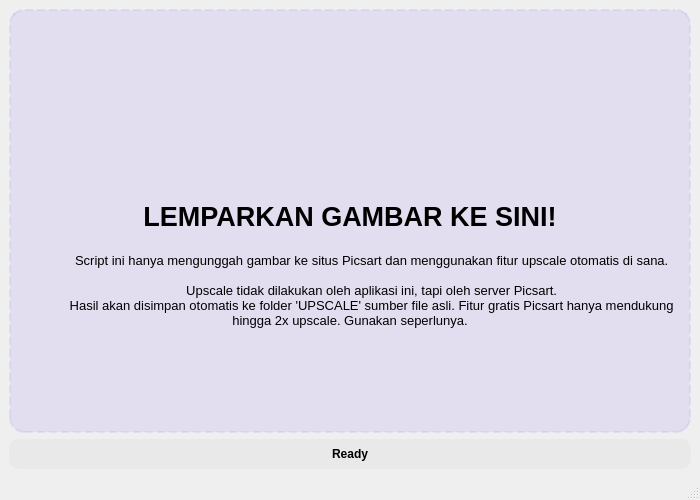
First picture: the form in App/main_window.ui, repository mudrikam/SotongHD, before the edit.
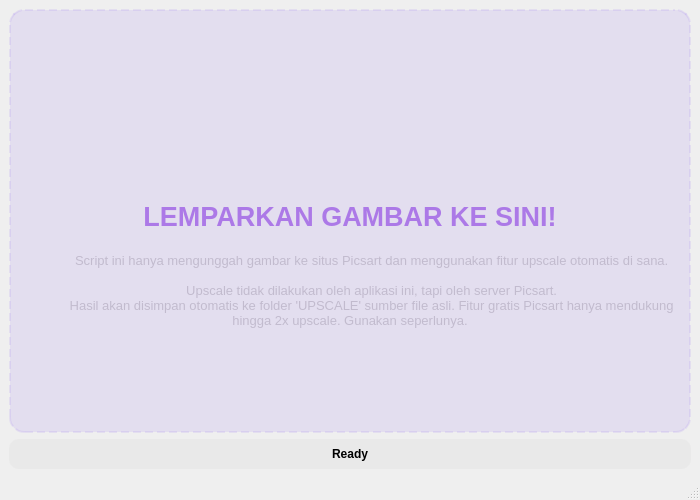
Second picture: the form after the edit. Icons and pictures are not drawn.

Commit message: Refactor layout properties in main_window.ui; update size policies and styles for better UI consistency

Patch:
```diff
--- a/App/main_window.ui
+++ b/App/main_window.ui
@@ -16,13 +16,13 @@
   <widget class="QWidget" name="centralwidget">
    <layout class="QVBoxLayout" name="verticalLayout_2">
     <item>
-     <layout class="QVBoxLayout" name="verticalLayout" stretch="1">
+     <layout class="QVBoxLayout" name="verticalLayout">
       <item>
        <widget class="QFrame" name="dropFrame">
         <property name="sizePolicy">
          <sizepolicy hsizetype="Expanding" vsizetype="Expanding">
           <horstretch>0</horstretch>
-          <verstretch>1</verstretch>
+          <verstretch>0</verstretch>
          </sizepolicy>
         </property>
         <property name="styleSheet">
@@ -39,7 +39,7 @@
         <property name="frameShadow">
          <enum>QFrame::Raised</enum>
         </property>
-        <layout class="QVBoxLayout" name="dropAreaLayout" stretch="1,0,0,0,1">
+        <layout class="QVBoxLayout" name="dropAreaLayout">
          <item>
           <spacer name="verticalSpacer">
            <property name="orientation">
@@ -89,6 +89,9 @@
              <bold>true</bold>
             </font>
            </property>
+           <property name="styleSheet">
+            <string notr="true">color : rgba(138, 60, 226, 0.62);</string>
+           </property>
            <property name="text">
             <string>LEMPARKAN GAMBAR KE SINI!</string>
            </property>
@@ -105,6 +108,9 @@
              <italic>false</italic>
             </font>
            </property>
+           <property name="styleSheet">
+            <string notr="true">color : rgba(148, 139, 160, 0.42);</string>
+           </property>
            <property name="text">
             <string>
             Script ini hanya mengunggah gambar ke situs Picsart dan menggunakan fitur upscale otomatis di sana.
```
The commit also changes 2 other files.
